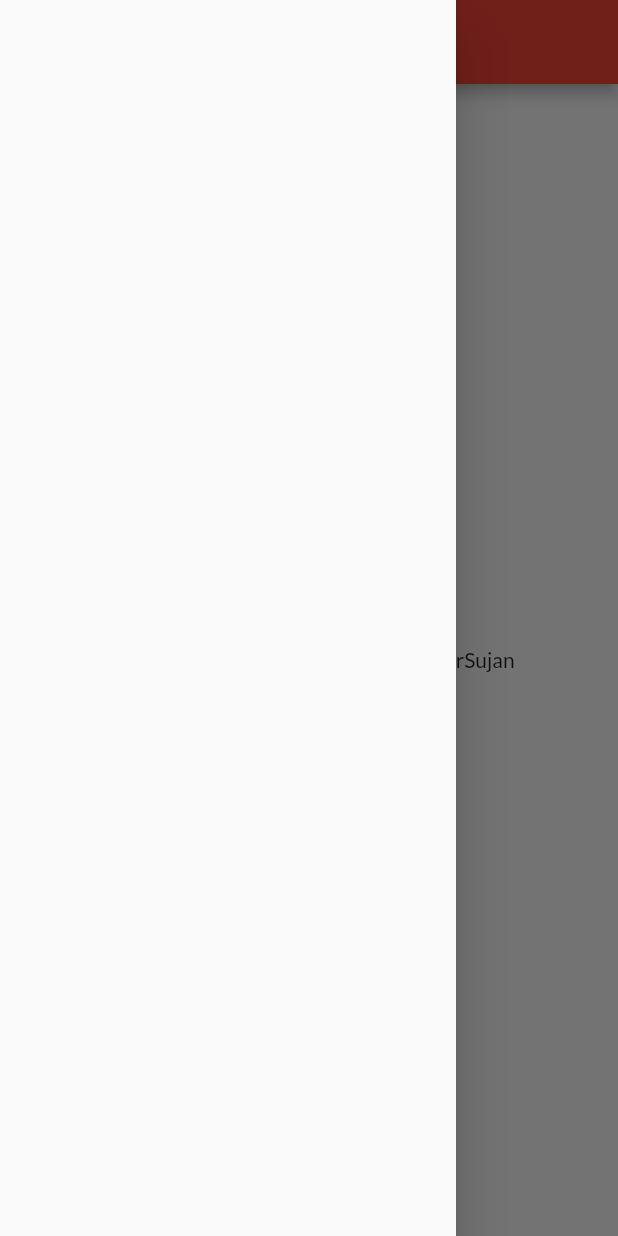
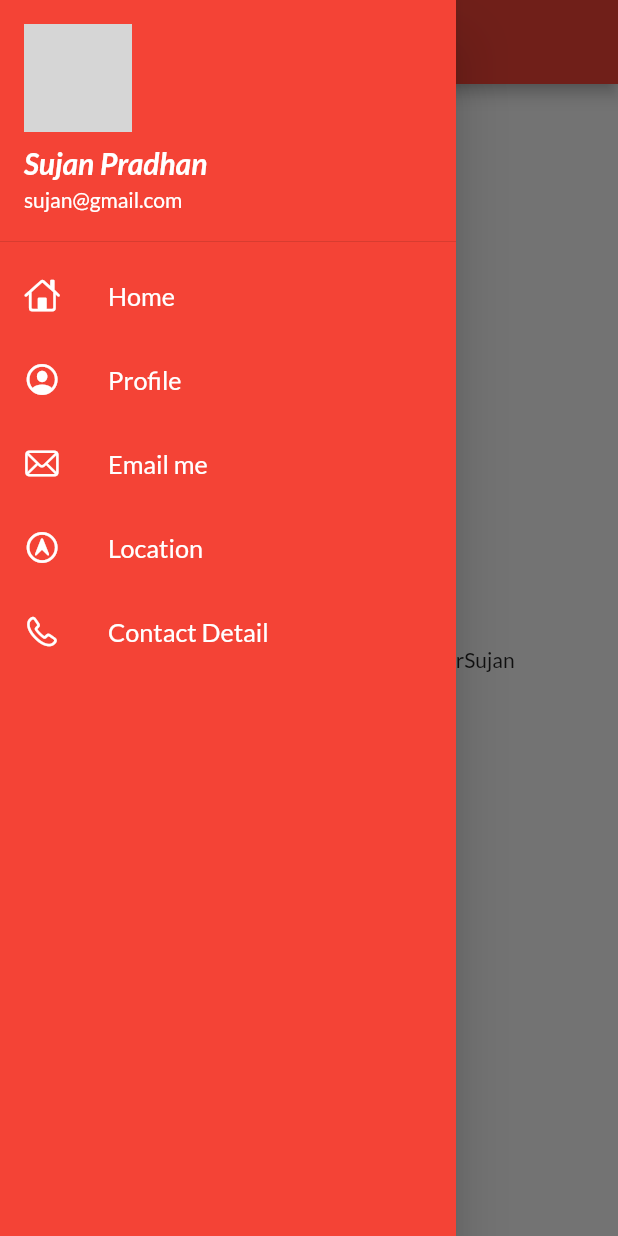
Before and after one commit to SUJANSSTHA/flutter30day, a Flutter app: the screen it shows after launch, with the side drawer open, on a phone screen of 412 x 824 dp. Run offline on Flutter 3.47's test engine with Material 2 defaults, Android fonts, the phone set to English and light mode, and no system bars; our stand-ins replace google_fonts; network calls fail; grey boxes are pictures that could not be loaded.

Commit message:
drawer completed

```diff
--- a/lib/pages/home_page.dart
+++ b/lib/pages/home_page.dart
@@ -1,4 +1,6 @@
 import "package:flutter/material.dart";
+
+import "../widgets/drawer.dart";
 
 class HomePage extends StatelessWidget {
   const HomePage({super.key});
@@ -8,19 +10,14 @@ class HomePage extends StatelessWidget {
   Widget build(BuildContext context) {
     return Scaffold(
       appBar: AppBar(
-        title:
-        Center(
-          child:
-           Text(
-            "Catalog App"
-            )),
+        title: Center(child: Text("Catalog App")),
       ),
       body: Center(
         child: Container(
           child: Text("Welcome to $days days of flutter by $name"),
         ),
       ),
-      drawer: Drawer(),
+      drawer: MyDrawer(),
     );
   }
 }
--- /dev/null
+++ b/lib/widgets/drawer.dart
@@ -0,0 +1,105 @@
+import 'package:flutter/cupertino.dart';
+import 'package:flutter/material.dart';
+
+class MyDrawer extends StatelessWidget {
+  const MyDrawer({super.key});
+
+  @override
+  Widget build(BuildContext context) {
+    final imageUrl = "https://avatars.githubusercontent.com/u/94066920?v=4";
+    return Drawer(
+      child: Container(
+        color: Colors.red,
+        child: ListView(
+          padding: EdgeInsets.zero,
+          children: [
+            DrawerHeader(
+              padding: EdgeInsets.zero,
+              child: UserAccountsDrawerHeader(
+                margin: EdgeInsets.zero,
+                // decoration: BoxDecoration(color: Colors.blueAccent),
+                accountName: Text(
+                  "Sujan Pradhan",
+                  style: TextStyle(
+                    fontSize: 20,
+                    fontWeight: FontWeight.bold,
+                    fontStyle: FontStyle.italic,
+                    letterSpacing: double.minPositive,
+                  ),
+                ),
+                accountEmail: Text("sujan@gmail.com"),
+                currentAccountPicture:
+                    CircleAvatar(backgroundImage: NetworkImage(imageUrl)),
+              ),
+            ),
+            ListTile(
+              leading: Icon(
+                CupertinoIcons.home,
+                color: Colors.white,
+              ),
+              title: Text(
+                "Home",
+                textScaleFactor: 1.2,
+                style: TextStyle(
+                  color: Colors.white,
+                ),
+              ),
+            ),
+            ListTile(
+              leading: Icon(
+                CupertinoIcons.profile_circled,
+                color: Colors.white,
+              ),
+              title: Text(
+                "Profile",
+                textScaleFactor: 1.2,
+                style: TextStyle(
+                  color: Colors.white,
+                ),
+              ),
+            ),
+            ListTile(
+              leading: Icon(
+                CupertinoIcons.mail,
+                color: Colors.white,
+              ),
+              title: Text(
+                "Email me",
+                textScaleFactor: 1.2,
+                style: TextStyle(
+                  color: Colors.white,
+                ),
+              ),
+            ),
+            ListTile(
+              leading: Icon(
+                CupertinoIcons.location_circle,
+                color: Colors.white,
+              ),
+              title: Text(
+                "Location",
+                textScaleFactor: 1.2,
+                style: TextStyle(
+                  color: Colors.white,
+                ),
+              ),
+            ),
+            ListTile(
+              leading: Icon(
+                CupertinoIcons.phone,
+                color: Colors.white,
+              ),
+              title: Text(
+                "Contact Detail",
+                textScaleFactor: 1.2,
+                style: TextStyle(
+                  color: Colors.white,
+                ),
+              ),
+            ),
+          ],
+        ),
+      ),
+    );
+  }
+}
```
